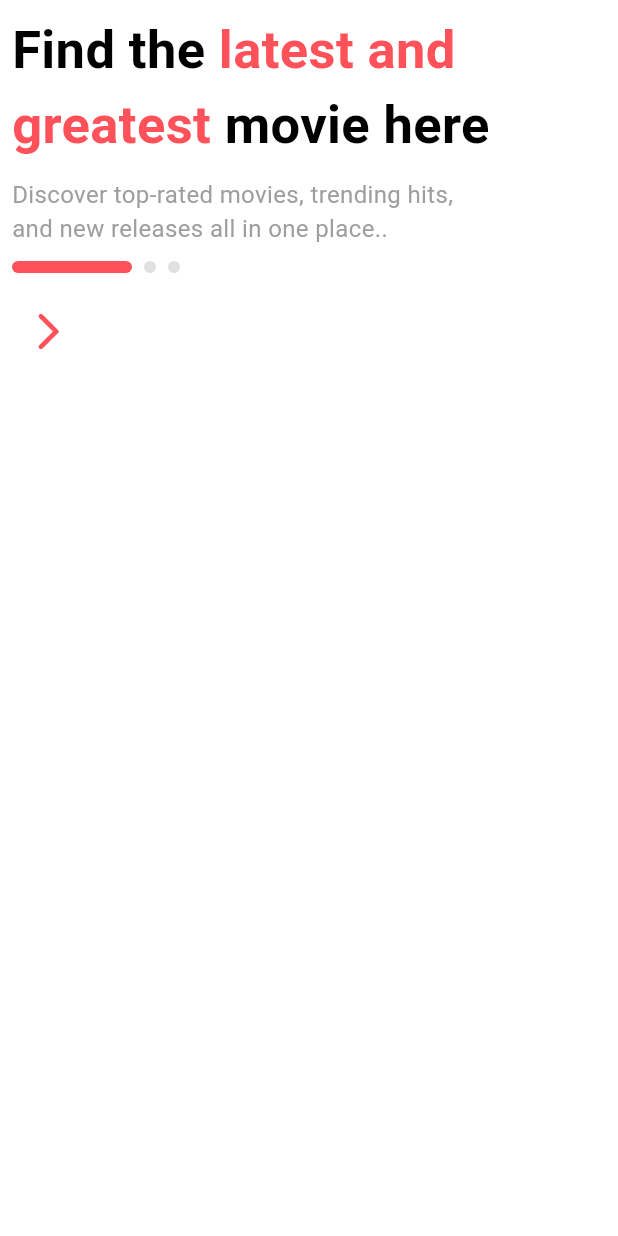
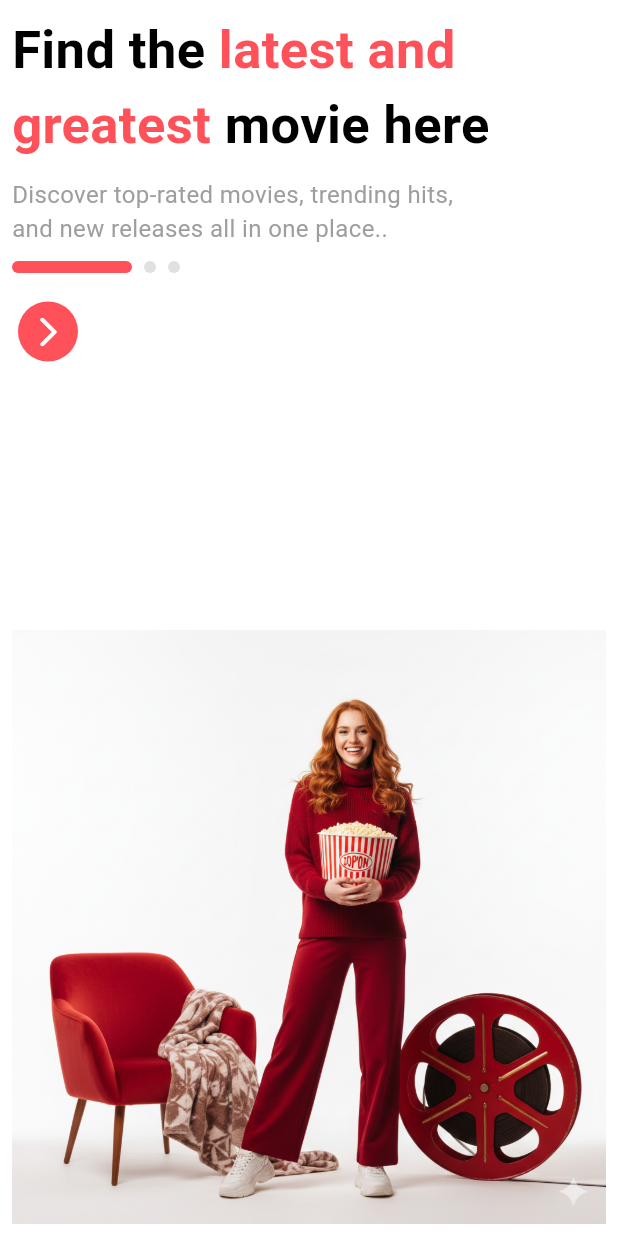
Before and after one commit to Eranga035225/movie_app_flutter_mobile_app, a Flutter app: the screen it shows after launch, after a tap on the "arrow forward ios" icon, on a phone screen of 412 x 824 dp. Run offline on Flutter 3.47's test engine with Material 3 defaults, Android fonts, the phone set to English and light mode, and no system bars.

Commit message:
developed onborad screen 1

```diff
--- a/lib/screens/onboard_screen1.dart
+++ b/lib/screens/onboard_screen1.dart
@@ -60,10 +60,34 @@ class _OnBoardScreen1State extends State<OnBoardScreen1> {
 
               ),
               SizedBox(height: 15),
+              IconButton(
+                onPressed: (){
 
-              IconButton(onPressed: (){
+                }
+              , icon: Icon(Icons.arrow_forward_ios_rounded),
+              color: Colors.white,
+                style: ButtonStyle(
+                  backgroundColor: WidgetStatePropertyAll(
+                    Color(0xFFFF515A)
+                  )
+                )
 
-              }, icon: Icon(Icons.arrow_forward_ios_rounded,size: 30,color: Color(0xFFFF515A),))
+
+              ),
+
+              SizedBox(height: 20),
+              Spacer(),
+              Image.asset('assets/images/girl1.png'),
+
+
+
+
+
+
+
+
+
+
 
 
                 ]
```
Also changed, not shown: assets/images/girl1.png (added), assets/images/gitl.webp (deleted), 1 other file.
